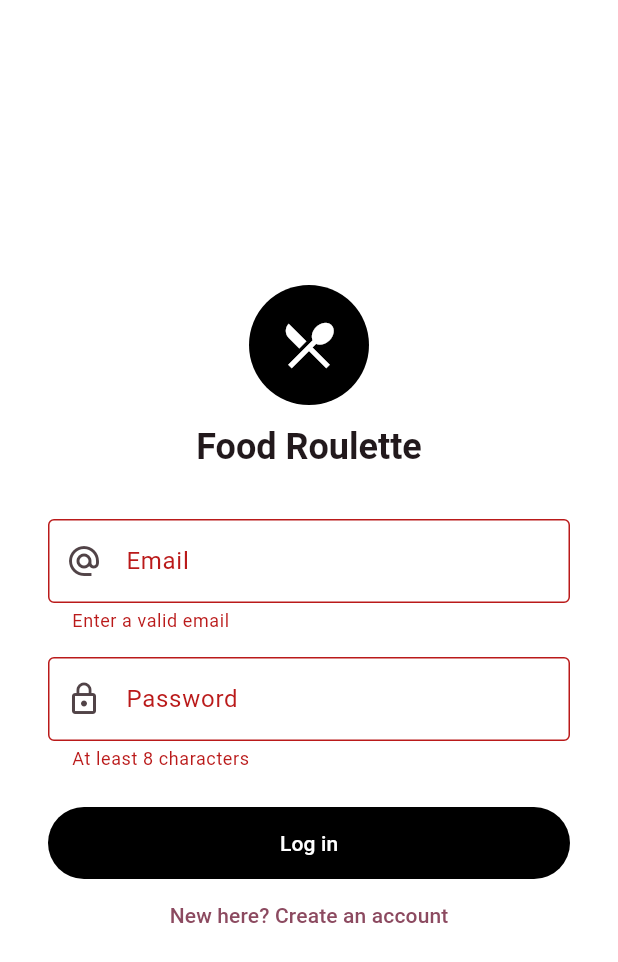
After one commit to sirasa-chumalee/food_roulette, a Flutter app: the screen it shows after launch, after a tap on "Log in", on a phone screen of 412 x 824 dp. The commit adds this screen. Shown: the top 962 px of the screen. Run offline on Flutter 3.47's test engine with Material 3 defaults, Android fonts, the phone set to English and light mode, and no system bars; our stand-ins replace dio, flutter_riverpod, flutter_secure_storage, freezed_annotation, go_router; network calls fail.

Commit message:
feat(auth): Flutter login screen, token storage, and bearer-token wiring
- LoginScreen handles sign-in and sign-up (register then auto-login) with
  server error surfacing; go_router redirects by auth state (splash while
  restoring, /login when logged out, /chat once in)
- JWT stored via flutter_secure_storage (Android Keystore; minSdk pinned to
  23); AuthController mirrors the token in memory so call sites can build
  Authorization headers synchronously
- every API call now authenticates via bearer header: /chat, /recommend,
  GET+PUT /preferences (endpoint moved off /users/{id}/preferences),
  GET /history (?limit only) and POST /history batches; all hardcoded
  user_id:'1' body/query fields removed
- logout button on ProfileScreen clears storage; restore failures degrade to
  logged-out instead of hanging splash
- verified: flutter analyze clean (0 errors/warnings), flutter test green,
  live backend round-trip register->login->bearer 200s + 401s for missing,
  garbage tokens

```diff
--- /dev/null
+++ b/lib/features/auth/auth_provider.dart
@@ -0,0 +1,111 @@
+// Session state: is anyone logged in, and as whom?
+//
+// AuthState mirrors go_router's redirect contract:
+//   unknown  -> still deciding (show splash)
+//   loggedIn -> /chat allowed; /login redirects back
+//   loggedOut-> /chat redirects to /login
+// The 401 interceptor calls logout() on an expired/invalid token, which flips
+// this to loggedOut and the router bounces every screen to /login.
+import 'package:flutter_riverpod/flutter_riverpod.dart';
+
+import 'auth_repository.dart';
+
+enum AuthStatus { unknown, loggedIn, loggedOut }
+
+class AuthState {
+  final AuthStatus status;
+  final String? userId;
+
+  const AuthState({this.status = AuthStatus.unknown, this.userId});
+
+  AuthState copyWith({AuthStatus? status, String? userId}) => AuthState(
+        status: status ?? this.status,
+        userId: userId ?? this.userId,
+      );
+}
+
+class AuthController extends Notifier<AuthState> {
+  AuthRepository get _repo => ref.read(authRepositoryProvider);
+
+  /// In-memory mirror of the secure-storage token. flutter_secure_storage is
+  /// async-only, but HTTP call sites need the header synchronously — they read
+  /// this instead of touching disk per request.
+  String? _currentToken;
+  String? get currentToken => _currentToken;
+
+  @override
+  AuthState build() {
+    _restore();
+    return const AuthState();
+  }
+
+  Future<void> _restore() async {
+    // Secure storage can be unreadable (test runners have no platform
+    // channel; a real device can refuse Keychain/Keystore access). A failure
+    // here must degrade to logged-out, never hang the app on splash.
+    ({String userId, String token})? session;
+    try {
+      session = await _repo.restore();
+    } catch (_) {
+      session = null;
+    }
+    // The await above can outlive this notifier (app closed mid-restore);
+    // touching `state` then throws, so swallow exactly that case.
+    try {
+      _currentToken = session?.token;
+      state = session == null
+          ? const AuthState(status: AuthStatus.loggedOut)
+          : AuthState(status: AuthStatus.loggedIn, userId: session.userId);
+    } on StateError {
+      // Notifier already disposed — nothing left to update.
+    }
+  }
+
+  Future<void> registerAndLogin({
+    required String email,
+    required String password,
+    required String displayName,
+  }) async {
+    await _repo.register(
+        email: email, password: password, displayName: displayName);
+    await _repo.login(email: email, password: password);
+    final restored = await _repo.restore();
+    _currentToken = restored?.token;
+    state = AuthState(
+      status: AuthStatus.loggedIn,
+      userId: restored?.userId,
+    );
+  }
+
+  Future<void> login({
+    required String email,
+    required String password,
+  }) async {
+    await _repo.login(email: email, password: password);
+    final restored = await _repo.restore();
+    _currentToken = restored?.token;
+    state = AuthState(
+      status: AuthStatus.loggedIn,
+      userId: restored?.userId,
+    );
+  }
+
+  /// Called by the logout button AND by the 401 interceptor whenever the
+  /// backend rejects a stored token (expired, revoked, or user deleted).
+  Future<void> logout() async {
+    try {
+      await _repo.logout();
+    } finally {
+      _currentToken = null;
+      state = const AuthState(status: AuthStatus.loggedOut);
+    }
+  }
+}
+
+final authProvider = NotifierProvider<AuthController, AuthState>(
+  AuthController.new,
+);
+
+final authRepositoryProvider = Provider<AuthRepository>((ref) {
+  return AuthRepository();
+});
--- /dev/null
+++ b/lib/features/auth/auth_repository.dart
@@ -0,0 +1,102 @@
+// Auth repository: register / login against the FastAPI backend.
+//
+// Contract (backend/app/schemas.py):
+//   POST /auth/register {email, password, display_name} -> 201 {id, email, ...}
+//   POST /auth/login    {email, password}               -> 200 {access_token,
+//                                                            token_type, user_id}
+// Errors arrive as {"error": "<CODE>", "message": "..."} with a non-2xx status;
+// we surface the message so the login screen can show *why* it failed.
+import 'dart:convert';
+
+import 'package:http/http.dart' as http;
+
+import '../../core/constants.dart';
+import '../../data/auth/token_store.dart';
+
+class AuthException implements Exception {
+  final String message;
+  AuthException(this.message);
+  @override
+  String toString() => message;
+}
+
+class AuthRepository {
+  AuthRepository({http.Client? client, TokenStore? tokenStore})
+      : _client = client ?? http.Client(),
+        tokenStore = tokenStore ?? TokenStore();
+
+  final http.Client _client;
+  final TokenStore tokenStore;
+
+  Uri _uri(String path) => Uri.parse('${AppConfig.baseUrl}$path');
+
+  /// Register a new account and immediately log into it. Returns the user id.
+  Future<String> register({
+    required String email,
+    required String password,
+    required String displayName,
+  }) async {
+    final response = await _client.post(
+      _uri('/auth/register'),
+      headers: const {'Content-Type': 'application/json'},
+      body: jsonEncode({
+        'email': email,
+        'password': password,
+        'display_name': displayName,
+      }),
+    );
+
+    if (response.statusCode == 201) return userIdFromJson(response.body);
+
+    throw AuthException(_errorMessage(response, fallback: 'Could not create the account.'));
+  }
+
+  /// Log in and persist the bearer token + user id in secure storage.
+  Future<void> login({
+    required String email,
+    required String password,
+  }) async {
+    final response = await _client.post(
+      _uri('/auth/login'),
+      headers: const {'Content-Type': 'application/json'},
+      body: jsonEncode({'email': email, 'password': password}),
+    );
+
+    if (response.statusCode != 200) {
+      throw AuthException(_errorMessage(response, fallback: 'Wrong email or password.'));
+    }
+
+    final data = jsonDecode(response.body) as Map<String, dynamic>;
+    final token = data['access_token'] as String?;
+    final userId = data['user_id'] as String?;
+    if (token == null || userId == null) {
+      throw AuthException('Login response was missing its token.');
+    }
+    await tokenStore.save(token: token, userId: userId);
+  }
+
+  Future<void> logout() => tokenStore.clear();
+
+  /// Best-effort restore at app start; null when no session was stored.
+  Future<({String userId, String token})?> restore() async {
+    final token = await tokenStore.readToken();
+    final userId = await tokenStore.readUserId();
+    if (token == null || userId == null) return null;
+    return (userId: userId, token: token);
+  }
+
+  // --- helpers -------------------------------------------------------------
+
+  static String userIdFromJson(String body) =>
+      (jsonDecode(body) as Map<String, dynamic>)['id'] as String;
+
+  static String _errorMessage(http.Response response, {required String fallback}) {
+    try {
+      final data = jsonDecode(response.body);
+      if (data is Map && data['message'] is String && (data['message'] as String).isNotEmpty) {
+        return data['message'] as String;
+      }
+    } catch (_) {}
+    return fallback;
+  }
+}
--- /dev/null
+++ b/lib/features/auth/login_screen.dart
@@ -0,0 +1,188 @@
+import 'package:flutter/material.dart';
+import 'package:flutter_riverpod/flutter_riverpod.dart';
+
+import 'auth_provider.dart';
+import 'auth_repository.dart';
+
+/// One screen for both sign-in and sign-up. New accounts are created through
+/// POST /auth/register then immediately logged into — one less screen for a
+/// food app whose whole point is getting you eating, not filling forms.
+class LoginScreen extends ConsumerStatefulWidget {
+  const LoginScreen({super.key});
+
+  @override
+  ConsumerState<LoginScreen> createState() => _LoginScreenState();
+}
+
+class _LoginScreenState extends ConsumerState<LoginScreen> {
+  final _formKey = GlobalKey<FormState>();
+  final _email = TextEditingController();
+  final _password = TextEditingController();
+  final _displayName = TextEditingController();
+
+  bool _isRegisterMode = false;
+  bool _busy = false;
+  String? _error;
+
+  @override
+  void dispose() {
+    _email.dispose();
+    _password.dispose();
+    _displayName.dispose();
+    super.dispose();
+  }
+
+  Future<void> _submit() async {
+    if (!_formKey.currentState!.validate() || _busy) return;
+    setState(() {
+      _busy = true;
+      _error = null;
+    });
+
+    final auth = ref.read(authProvider.notifier);
+    try {
+      if (_isRegisterMode) {
+        await auth.registerAndLogin(
+          email: _email.text.trim(),
+          password: _password.text,
+          displayName: _displayName.text.trim().isEmpty
+              ? _email.text.trim().split('@').first
+              : _displayName.text.trim(),
+        );
+      } else {
+        await auth.login(
+          email: _email.text.trim(),
+          password: _password.text,
+        );
+      }
+      // Router redirect takes over from here.
+    } on AuthException catch (e) {
+      setState(() => _error = e.message);
+    } catch (_) {
+      setState(() => _error =
+          "Can't reach the server. Check your connection and try again.");
+    } finally {
+      if (mounted) setState(() => _busy = false);
+    }
+  }
+
+  @override
+  Widget build(BuildContext context) {
+    return Scaffold(
+      backgroundColor: Colors.white,
+      body: SafeArea(
+        child: Center(
+          child: SingleChildScrollView(
+            padding: const EdgeInsets.symmetric(horizontal: 32),
+            child: Form(
+              key: _formKey,
+              child: Column(
+                mainAxisAlignment: MainAxisAlignment.center,
+                crossAxisAlignment: CrossAxisAlignment.stretch,
+                children: [
+                  const CircleAvatar(
+                    radius: 40,
+                    backgroundColor: Colors.black,
+                    foregroundColor: Colors.white,
+                    child: Icon(Icons.restaurant_menu, size: 40),
+                  ),
+                  const SizedBox(height: 12),
+                  Text(
+                    'Food Roulette',
+                    textAlign: TextAlign.center,
+                    style: Theme.of(context).textTheme.headlineSmall?.copyWith(
+                          fontWeight: FontWeight.bold,
+                        ),
+                  ),
+                  const SizedBox(height: 32),
+
+                  TextFormField(
+                    controller: _email,
+                    keyboardType: TextInputType.emailAddress,
+                    autofillHints: const [AutofillHints.email],
+                    decoration: const InputDecoration(
+                      labelText: 'Email',
+                      prefixIcon: Icon(Icons.alternate_email),
+                      border: OutlineInputBorder(),
+                    ),
+                    validator: (v) =>
+                        (v == null || !v.contains('@') || v.trim().length < 5)
+                            ? 'Enter a valid email'
+                            : null,
+                  ),
+                  const SizedBox(height: 16),
+
+                  if (_isRegisterMode) ...[
+                    TextFormField(
+                      controller: _displayName,
+                      textInputAction: TextInputAction.next,
+                      decoration: const InputDecoration(
+                        labelText: 'Display name',
+                        prefixIcon: Icon(Icons.person_outline),
+                        border: OutlineInputBorder(),
+                      ),
+                    ),
+                    const SizedBox(height: 16),
+                  ],
+
+                  TextFormField(
+                    controller: _password,
+                    obscureText: true,
+                    autofillHints: const [AutofillHints.password],
+                    decoration: const InputDecoration(
+                      labelText: 'Password',
+                      prefixIcon: Icon(Icons.lock_outline),
+                      border: OutlineInputBorder(),
+                    ),
+                    validator: (v) =>
+                        (v == null || v.length < 8) ? 'At least 8 characters' : null,
+                  ),
+                  const SizedBox(height: 8),
+
+                  if (_error != null) ...[
+                    const SizedBox(height: 8),
+                    Text(
+                      _error!,
+                      style:
+                          TextStyle(color: Theme.of(context).colorScheme.error),
+                      textAlign: TextAlign.center,
+                    ),
+                  ],
+                  const SizedBox(height: 16),
+
+                  FilledButton(
+                    onPressed: _busy ? null : _submit,
+                    style: FilledButton.styleFrom(
+                      backgroundColor: Colors.black,
+                      padding: const EdgeInsets.symmetric(vertical: 14),
+                    ),
+                    child: _busy
+                        ? const SizedBox(
+                            height: 20,
+                            width: 20,
+                            child: CircularProgressIndicator(
+                                strokeWidth: 2, color: Colors.white),
+                          )
+                        : Text(_isRegisterMode ? 'Create account' : 'Log in'),
+                  ),
+
+                  TextButton(
+                    onPressed: _busy
+                        ? null
+                        : () => setState(() {
+                              _isRegisterMode = !_isRegisterMode;
+                              _error = null;
+                            }),
+                    child: Text(_isRegisterMode
+                        ? 'Already have an account? Log in'
+                        : "New here? Create an account"),
+                  ),
+                ],
+              ),
+            ),
+          ),
+        ),
+      ),
+    );
+  }
+}
--- a/lib/features/history/services/history_buffer.dart
+++ b/lib/features/history/services/history_buffer.dart
@@ -3,6 +3,7 @@ import 'dart:convert';
 import 'package:flutter_riverpod/flutter_riverpod.dart';
 import 'package:http/http.dart' as http;
 import '../../../data/models/history.dart';
+import '../../auth/auth_provider.dart';
 
 class HistoryBuffer {
   static const int batchThreshold = 5;
@@ -12,17 +13,17 @@ class HistoryBuffer {
     defaultValue: 'http://127.0.0.1:8000',
   );
 
-  final String userId;
+  final Ref _ref;
   final List<HistoryEvent> _queue = [];
   Timer? _timer;
 
-  HistoryBuffer({this.userId = '1'}) {
+  HistoryBuffer(this._ref) {
     _startTimer();
   }
 
   void _startTimer() {
     _timer?.cancel();
-    _timer = Timer.periodic(flushInterval, (_) => flush());
+    _timer = Timer.periodic(flushInterval, (_) => flush(_ref));
   }
 
   /// Fire-and-forget logging (never blocks UI)
@@ -42,13 +43,21 @@ class HistoryBuffer {
     );
 
     if (_queue.length >= batchThreshold) {
-      flush();
+      flush(_ref);
     }
   }
 
-  /// Flush queued events to POST /history
-  Future<void> flush() async {
+  /// Flush queued events to POST /history. Identity comes from the bearer
+  /// token; without a token the batch is dropped — anonymous history writes
+  /// are rejected by the backend anyway.
+  Future<void> flush(Ref? ref) async {
     if (_queue.isEmpty) return;
+
+    final token = ref?.read(authProvider.notifier).currentToken;
+    if (token == null) {
+      _queue.clear();
+      return;
+    }
 
     final batch = List<HistoryEvent>.from(_queue);
     _queue.clear();
@@ -56,9 +65,11 @@ class HistoryBuffer {
     try {
       await http.post(
         Uri.parse('$baseUrl/history'),
-        headers: {'Content-Type': 'application/json'},
+        headers: {
+          'Content-Type': 'application/json',
+          'Authorization': 'Bearer $token',
+        },
         body: jsonEncode({
-          'user_id': userId,
           'events': batch.map((e) => e.toJson()).toList(),
         }),
       );
@@ -69,12 +80,12 @@ class HistoryBuffer {
 
   void dispose() {
     _timer?.cancel();
-    flush();
+    flush(_ref);
   }
 }
 
 final historyBufferProvider = Provider<HistoryBuffer>((ref) {
-  final buffer = HistoryBuffer(userId: '1');
+  final buffer = HistoryBuffer(ref);
   ref.onDispose(() => buffer.dispose());
   return buffer;
 });
--- a/lib/main.dart
+++ b/lib/main.dart
@@ -3,13 +3,59 @@ import 'package:flutter_riverpod/flutter_riverpod.dart';
 import 'package:go_router/go_router.dart';
 
 import 'core/theme.dart';
+import 'features/auth/auth_provider.dart';
+import 'features/auth/login_screen.dart';
 import 'features/chat/chat_screen.dart';
 import 'features/detail/detail_screen.dart';
 import 'features/profile/profile_screen.dart';
 
-final GoRouter router = GoRouter(
+/// Bridges authProvider changes into go_router's refreshListenable so every
+/// auth flip (restore at boot, login, 401-logout) re-runs the redirect.
+class _AuthListenable extends ChangeNotifier {
+  _AuthListenable(Ref ref) {
+    ref.listen(authProvider, (_, __) => notifyListeners());
+    ref.onDispose(dispose);
+  }
+}
+
+final routerProvider = Provider<GoRouter>((ref) {
+  final listenable = _AuthListenable(ref);
+
+  return GoRouter(
     initialLocation: '/chat',
+    refreshListenable: listenable,
+    redirect: (context, state) {
+      final status = ref.read(authProvider).status;
+      final location = state.matchedLocation;
+
+      // Still restoring the session from secure storage — hold on splash.
+      if (status == AuthStatus.unknown) {
+        return location == '/splash' ? null : '/splash';
+      }
+
+      final loggingIn = location == '/login';
+      switch (status) {
+        case AuthStatus.loggedOut:
+          return loggingIn ? null : '/login';
+        case AuthStatus.loggedIn:
+          // Signed-in users never see the login screen again until they
+          // explicitly log out (or a 401 logs them out).
+          return (loggingIn || location == '/splash') ? '/chat' : null;
+        case AuthStatus.unknown:
+          return null; // unreachable; handled above
+      }
+    },
     routes: [
+      GoRoute(
+        path: '/splash',
+        builder: (context, state) => const Scaffold(
+          body: Center(child: CircularProgressIndicator()),
+        ),
+      ),
+      GoRoute(
+        path: '/login',
+        builder: (context, state) => const LoginScreen(),
+      ),
       GoRoute(
         path: '/chat',
         builder: (context, state) => const ChatScreen(),
@@ -27,23 +73,22 @@ final GoRouter router = GoRouter(
       ),
     ],
   );
+});
 
 void main() {
   runApp(const ProviderScope(child: FoodRouletteApp()));
 }
 
-class FoodRouletteApp extends StatelessWidget {
+class FoodRouletteApp extends ConsumerWidget {
   const FoodRouletteApp({super.key});
 
   @override
-  Widget build(BuildContext context) {
+  Widget build(BuildContext context, WidgetRef ref) {
     return MaterialApp.router(
       title: 'Food Roulette',
       theme: FoodTheme.lightTheme,
-      routerConfig: router, // <--- Pass the 'router' variable here
+      routerConfig: ref.watch(routerProvider),
       debugShowCheckedModeBanner: false,
     );
   }
-
-
 }
--- a/pubspec.yaml
+++ b/pubspec.yaml
@@ -37,6 +37,7 @@ dependencies:
   go_router: ^14.0.0
   geolocator: ^11.0.0
   http: ^1.2.0
+  flutter_secure_storage: ^9.2.2
 
   # The following adds the Cupertino Icons font to your application.
   # Use with the CupertinoIcons class for iOS style icons.
```
Also changed, not shown: analysis_options.yaml (+8 -0 lines), lib/data/auth/token_store.dart (added, +36 -0 lines), lib/features/chat/providers/chat_provider.dart (+13 -4 lines), lib/features/history/providers/history_provider.dart (+7 -3 lines), lib/features/profile/profile_screen.dart (+14 -3 lines), lib/state/providers.dart (+15 -6 lines), pubspec.lock, 6 other files. Lines whose indentation alone changed are shown as unchanged.
